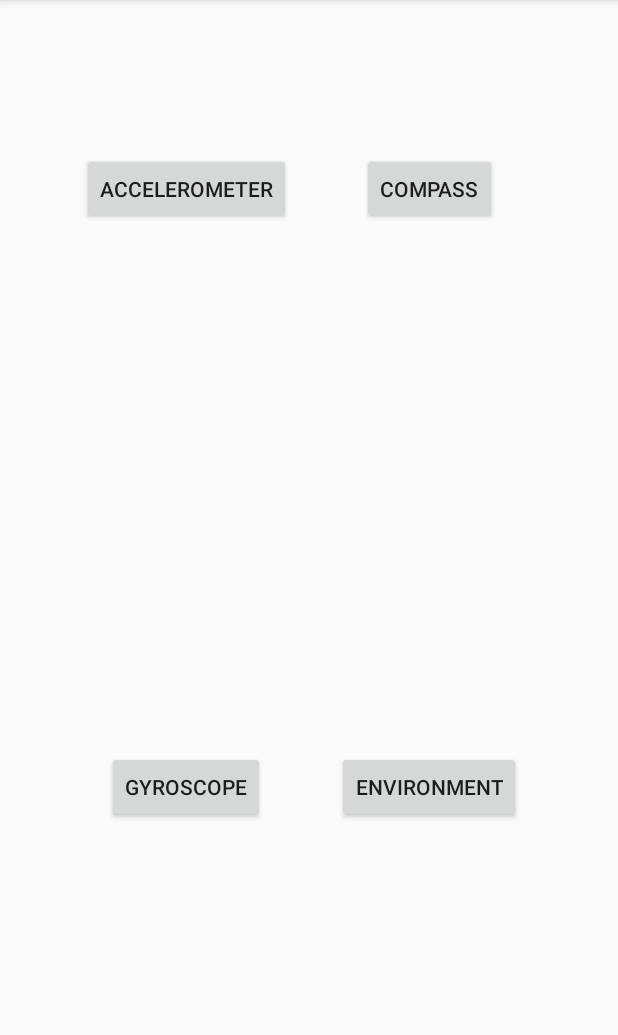
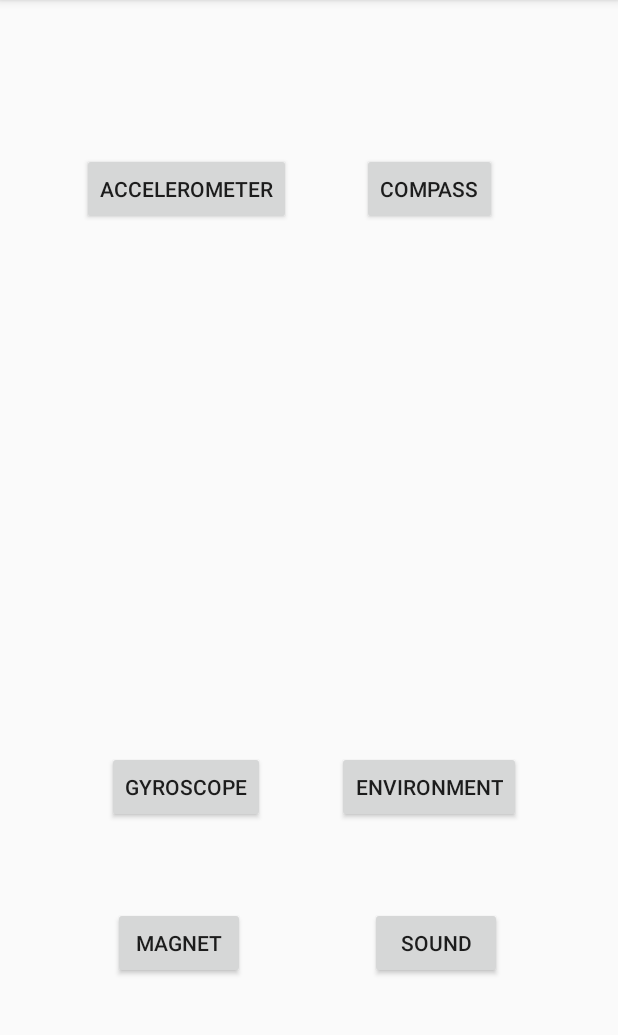
Before and after one commit to InversePalindrome/SensorBox, an Android app: the screen it shows after launch (MainActivity), on a phone screen of 412 x 824 dp, the part 84-1119 px from its top. Run offline under Robolectric (Android 15) with nearby library versions, the phone set to English and light mode, and no system bars.

Commit message:
Added sound amplitude detection

```diff
--- a/app/src/main/java/com/inversepalindrome/sensorbox/CompassActivity.java
+++ b/app/src/main/java/com/inversepalindrome/sensorbox/CompassActivity.java
@@ -19,6 +19,7 @@ import android.hardware.SensorManager;
 import android.hardware.SensorEventListener;
 import android.os.Bundle;
 import android.widget.Toast;
+
 import java.util.Locale;
 
 
@@ -48,7 +49,7 @@ public class CompassActivity extends AppCompatActivity implements SensorEventLis
     protected void onResume(){
         super.onResume();
 
-        Sensor orientationSensor = sensorManager.getDefaultSensor(Sensor.TYPE_ORIENTATION);
+        final Sensor orientationSensor = sensorManager.getDefaultSensor(Sensor.TYPE_ORIENTATION);
 
         if(orientationSensor != null) {
             sensorManager.registerListener(this, orientationSensor, sensorManager.SENSOR_DELAY_GAME);
@@ -67,7 +68,7 @@ public class CompassActivity extends AppCompatActivity implements SensorEventLis
 
     @Override
     public void onSensorChanged(SensorEvent event){
-        float degree = Math.round(event.values[0]);
+        final float degree = Math.round(event.values[0]);
 
         degreeText.setText(String.format(Locale.US, "%.1f", degree) + "°");
 
--- a/app/src/main/java/com/inversepalindrome/sensorbox/MainActivity.java
+++ b/app/src/main/java/com/inversepalindrome/sensorbox/MainActivity.java
@@ -61,5 +61,25 @@ public class MainActivity extends AppCompatActivity {
                 startActivity(environmentIntent);
             }
         });
+
+        final Button magnetButton = findViewById(R.id.magnetButton);
+        magnetButton.setOnClickListener(new View.OnClickListener(){
+            @Override
+            public void onClick(View view)
+            {
+                Intent magnetIntent = new Intent(MainActivity.this, MagnetActivity.class);
+                startActivity(magnetIntent);
+            }
+        });
+
+        final Button soundButton = findViewById(R.id.soundButton);
+        soundButton.setOnClickListener(new View.OnClickListener(){
+            @Override
+            public void onClick(View view)
+            {
+                Intent soundIntent = new Intent(MainActivity.this, SoundActivity.class);
+                startActivity(soundIntent);
+            }
+        });
     }
 }
--- a/app/src/main/res/layout/activity_main.xml
+++ b/app/src/main/res/layout/activity_main.xml
@@ -45,4 +45,30 @@
         android:text="Environment"
         app:layout_constraintBottom_toBottomOf="parent"
         app:layout_constraintStart_toEndOf="@+id/gyroscopeButton" />
+
+    <Button
+        android:id="@+id/magnetButton"
+        android:layout_width="wrap_content"
+        android:layout_height="wrap_content"
+        android:layout_marginStart="7dp"
+        android:layout_marginLeft="7dp"
+        android:layout_marginEnd="16dp"
+        android:layout_marginRight="16dp"
+        android:layout_marginBottom="115dp"
+        android:text="Magnet"
+        app:layout_constraintBottom_toBottomOf="parent"
+        app:layout_constraintEnd_toEndOf="@+id/gyroscopeButton"
+        app:layout_constraintEnd_toStartOf="@+id/soundButton"
+        app:layout_constraintStart_toStartOf="parent" />
+
+    <Button
+        android:id="@+id/soundButton"
+        android:layout_width="wrap_content"
+        android:layout_height="wrap_content"
+        android:layout_marginEnd="9dp"
+        android:layout_marginRight="9dp"
+        android:text="Sound"
+        app:layout_constraintBaseline_toBaselineOf="@+id/magnetButton"
+        app:layout_constraintEnd_toEndOf="parent"
+        app:layout_constraintStart_toEndOf="@+id/magnetButton" />
 </android.support.constraint.ConstraintLayout>
```
Also changed, not shown: app/src/main/AndroidManifest.xml (+12 -3 lines), app/src/main/java/com/inversepalindrome/sensorbox/AccelerometerActivity.java (+9 -10 lines), app/src/main/java/com/inversepalindrome/sensorbox/EnvironmentActivity.java (+10 -9 lines), app/src/main/java/com/inversepalindrome/sensorbox/GyroscopeActivity.java (+4 -3 lines), app/src/main/java/com/inversepalindrome/sensorbox/MagnetActivity.java (added, +76 -0 lines), app/src/main/java/com/inversepalindrome/sensorbox/SoundActivity.java (added, +64 -0 lines), app/src/main/res/layout/activity_magnet.xml (added, +73 -0 lines), app/src/main/res/layout/activity_sound.xml (added, +31 -0 lines).
